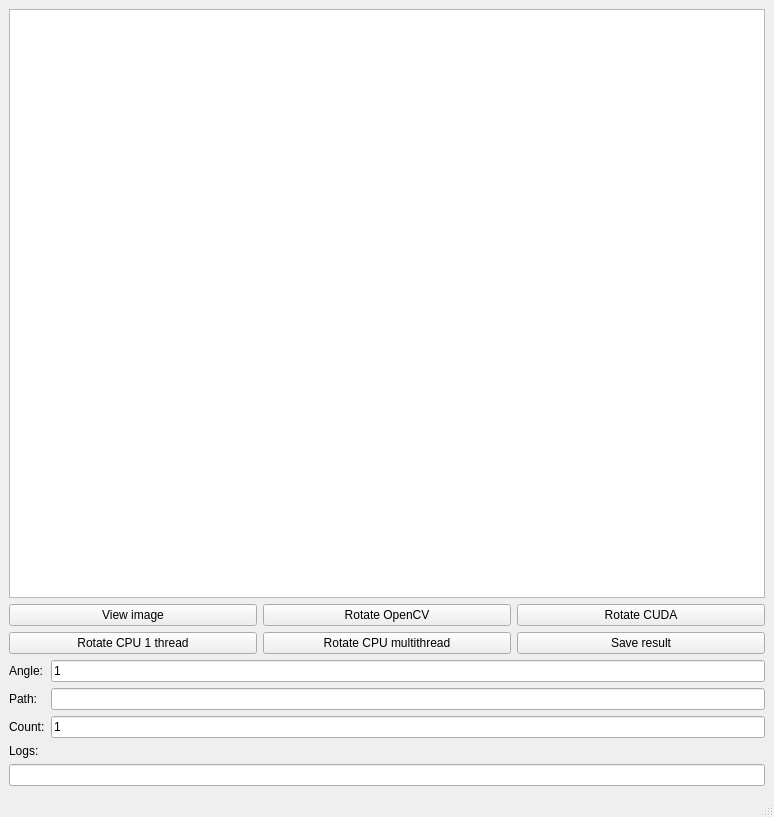
Qt form outlineImpl/imgtestgui.ui (ren-ashir/ImgAffineTransformation) before a commit.
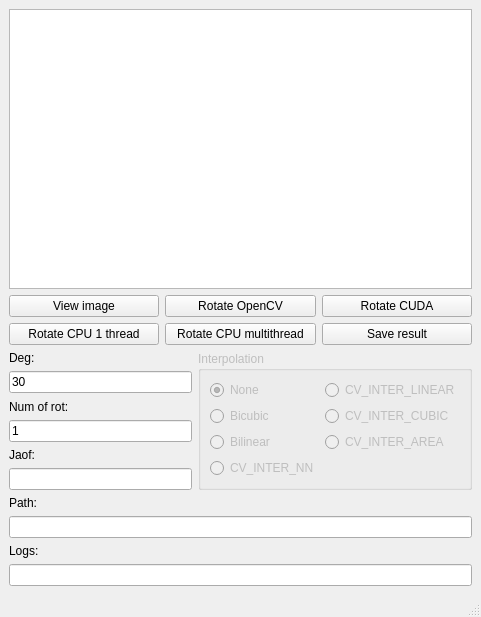
The same form after that commit.

Patch:
```diff
--- a/outlineImpl/imgtestgui.ui
+++ b/outlineImpl/imgtestgui.ui
@@ -6,15 +6,15 @@
    <rect>
     <x>0</x>
     <y>0</y>
-    <width>774</width>
-    <height>817</height>
+    <width>481</width>
+    <height>617</height>
    </rect>
   </property>
   <property name="windowTitle">
    <string>[SANDBOX] Affine benchmark</string>
   </property>
   <widget class="QWidget" name="centralwidget">
-   <layout class="QVBoxLayout" name="verticalLayout_2">
+   <layout class="QVBoxLayout" name="verticalLayout_3">
     <item>
      <layout class="QVBoxLayout" name="verticalLayout">
       <item>
@@ -66,63 +66,144 @@
         </item>
        </layout>
       </item>
+     </layout>
+    </item>
+    <item>
+     <layout class="QHBoxLayout" name="horizontalLayout">
       <item>
-       <layout class="QFormLayout" name="formLayout_2">
-        <property name="fieldGrowthPolicy">
-         <enum>QFormLayout::AllNonFixedFieldsGrow</enum>
+       <layout class="QVBoxLayout" name="verticalLayout_2">
+        <property name="spacing">
+         <number>6</number>
         </property>
-        <item row="0" column="0">
-         <widget class="QLabel" name="label_5">
+        <property name="sizeConstraint">
+         <enum>QLayout::SetDefaultConstraint</enum>
+        </property>
+        <item>
+         <widget class="QLabel" name="label_2">
           <property name="text">
-           <string>Angle:</string>
+           <string>Deg:</string>
           </property>
          </widget>
         </item>
-        <item row="0" column="1">
-         <widget class="QLineEdit" name="lineEdit">
+        <item>
+         <widget class="QLineEdit" name="lineEdit_deg_5">
           <property name="text">
-           <string>1</string>
+           <string>30</string>
           </property>
          </widget>
         </item>
-        <item row="1" column="0">
-         <widget class="QLabel" name="label_7">
+        <item>
+         <widget class="QLabel" name="label_3">
           <property name="text">
-           <string>Path:</string>
+           <string>Num of rot:</string>
           </property>
          </widget>
         </item>
-        <item row="1" column="1">
-         <widget class="QLineEdit" name="lineEdit_3"/>
-        </item>
-        <item row="2" column="0">
-         <widget class="QLabel" name="label_6">
+        <item>
+         <widget class="QLineEdit" name="lineEdit_numOfRot_6">
           <property name="text">
-           <string>Count:</string>
+           <string>1</string>
           </property>
          </widget>
         </item>
-        <item row="2" column="1">
-         <widget class="QLineEdit" name="lineEdit_2">
+        <item>
+         <widget class="QLabel" name="label_4">
           <property name="text">
-           <string>1</string>
+           <string>Jaof:</string>
           </property>
          </widget>
         </item>
+        <item>
+         <widget class="QLineEdit" name="lineEdit_tmp_7"/>
+        </item>
        </layout>
       </item>
       <item>
-       <widget class="QLabel" name="label">
-        <property name="text">
-         <string>Logs:</string>
+       <widget class="QGroupBox" name="groupBox">
+        <property name="enabled">
+         <bool>false</bool>
         </property>
+        <property name="title">
+         <string>Interpolation</string>
+        </property>
+        <layout class="QFormLayout" name="formLayout">
+         <item row="0" column="0">
+          <widget class="QRadioButton" name="radioButton">
+           <property name="text">
+            <string>None</string>
+           </property>
+           <property name="checked">
+            <bool>true</bool>
+           </property>
+          </widget>
+         </item>
+         <item row="1" column="0">
+          <widget class="QRadioButton" name="radioButton_4">
+           <property name="text">
+            <string>Bicubic</string>
+           </property>
+          </widget>
+         </item>
+         <item row="2" column="0">
+          <widget class="QRadioButton" name="radioButton_3">
+           <property name="text">
+            <string>Bilinear</string>
+           </property>
+          </widget>
+         </item>
+         <item row="3" column="0">
+          <widget class="QRadioButton" name="radioButton_2">
+           <property name="text">
+            <string>CV_INTER_NN</string>
+           </property>
+          </widget>
+         </item>
+         <item row="0" column="1">
+          <widget class="QRadioButton" name="radioButton_5">
+           <property name="text">
+            <string>CV_INTER_LINEAR</string>
+           </property>
+          </widget>
+         </item>
+         <item row="1" column="1">
+          <widget class="QRadioButton" name="radioButton_6">
+           <property name="text">
+            <string>CV_INTER_CUBIC</string>
+           </property>
+          </widget>
+         </item>
+         <item row="2" column="1">
+          <widget class="QRadioButton" name="radioButton_7">
+           <property name="text">
+            <string>CV_INTER_AREA</string>
+           </property>
+          </widget>
+         </item>
+        </layout>
        </widget>
       </item>
-      <item>
-       <widget class="QLineEdit" name="lineEdit_4"/>
-      </item>
      </layout>
     </item>
+    <item>
+     <widget class="QLabel" name="label_7">
+      <property name="text">
+       <string>Path:</string>
+      </property>
+     </widget>
+    </item>
+    <item>
+     <widget class="QLineEdit" name="lineEdit_path_3"/>
+    </item>
+    <item>
+     <widget class="QLabel" name="label">
+      <property name="text">
+       <string>Logs:</string>
+      </property>
+     </widget>
+    </item>
+    <item>
+     <widget class="QLineEdit" name="lineEdit_4"/>
+    </item>
    </layout>
   </widget>
   <widget class="QMenuBar" name="menubar">
```
Left out of the diff: 2 changed lines with no effect on the pictures.
